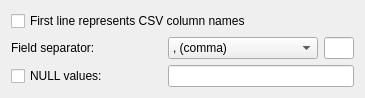
Before: the Qt Designer form trunk/Plugins/CsvImport/CsvImportOptions.ui in pawelsalawa/sqlitestudio, drawn with Qt 5.
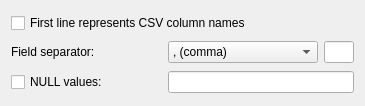
After: the same form once the commit is applied.

```diff
--- a/trunk/Plugins/CsvImport/CsvImportOptions.ui
+++ b/trunk/Plugins/CsvImport/CsvImportOptions.ui
@@ -7,7 +7,7 @@
     <x>0</x>
     <y>0</y>
     <width>365</width>
-    <height>90</height>
+    <height>106</height>
    </rect>
   </property>
   <property name="windowTitle">
```
Left out of the diff: 3 changed lines with no effect on the pictures.
